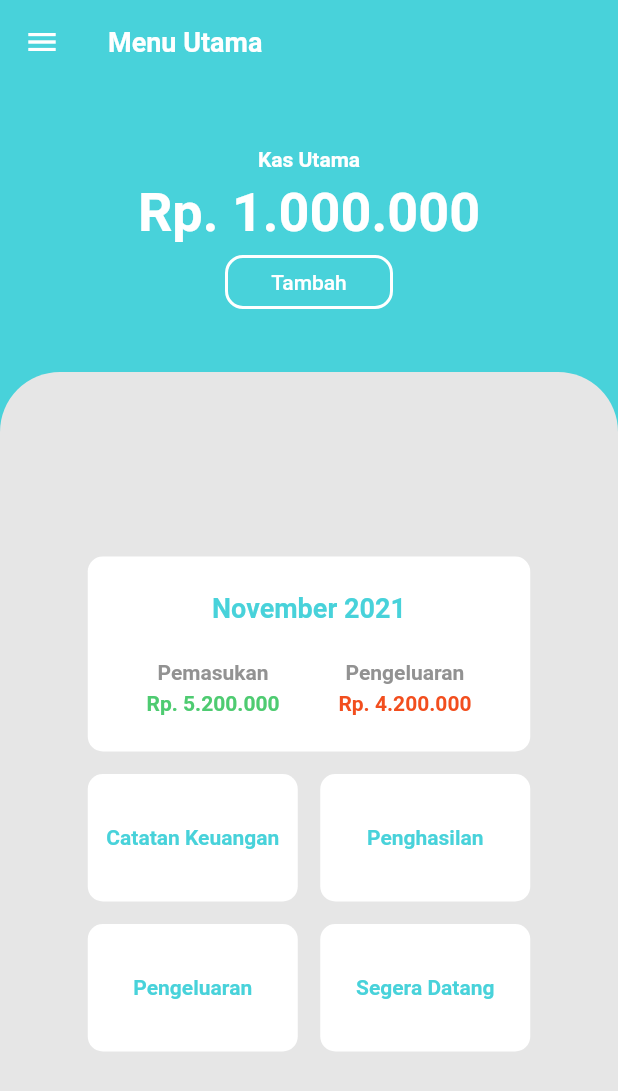
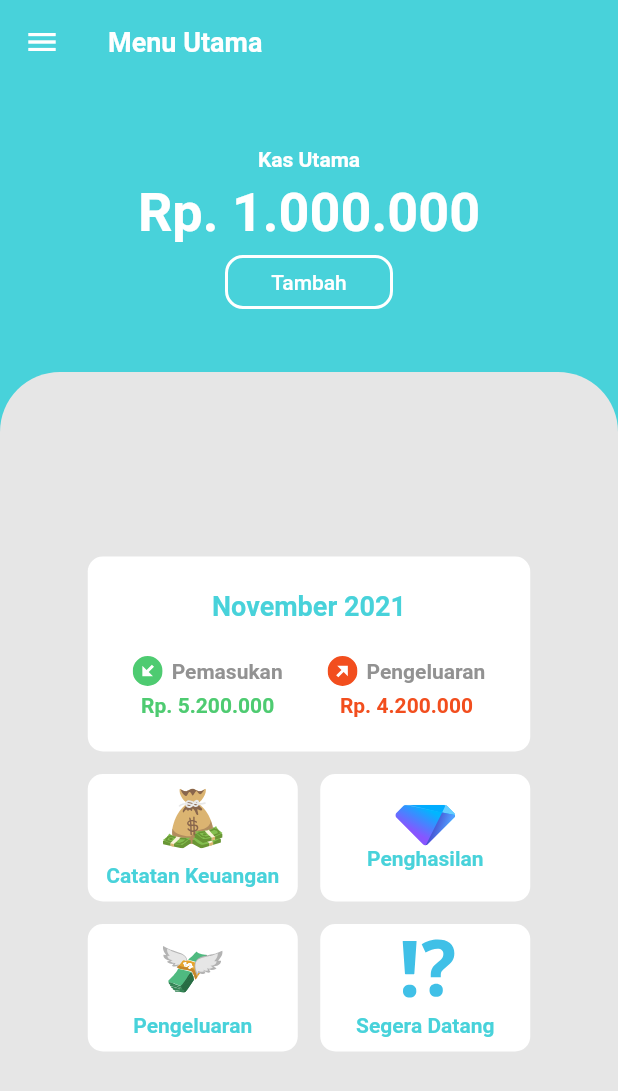
Before and after one commit to beeerlian/e-kas, a Flutter app: the HomePage screen opened by its route, on a phone screen of 412 x 824 dp. Shown: the top 1091 px of the screen. Run offline on Flutter 3.47's test engine with Material 2 defaults, Android fonts, the phone set to English and light mode, and no system bars; our stand-ins replace cached_network_image, dartz, equatable, flutter_spinkit, flutter_svg, hive and 1 more; missing offline and left inert: encrypt; accounts and stored records are empty.

Commit message:
Add assets to home page

```diff
--- a/lib/presentation/home/pages/home_page.dart
+++ b/lib/presentation/home/pages/home_page.dart
@@ -1,9 +1,11 @@
-// ignore_for_file: prefer_const_constructors, prefer_const_literals_to_create_immutables
+// ignore_for_file: prefer_const_constructors, prefer_const_literals_to_create_immutables, duplicate_ignore
 
 import 'dart:ui';
 
 import 'package:ekas/configs/colors.config.dart';
 import 'package:ekas/constants/dimens.constant.dart';
+import 'package:ekas/constants/divider.constant.dart';
+import 'package:ekas/presentation/component/svg/svg_ui.dart';
 import 'package:flutter/material.dart';
 import 'package:flutter/rendering.dart';
 
@@ -206,10 +208,12 @@ Widget _buildBody() {
                             children: [
                               Row(
                                 children: [
-                                  // Image.asset(
-                                  //   width: 20,
-                                  //   fit: BoxFit.fitWidth,
-                                  // ),
+                                  SvgUI(
+                                    'assets/svgs/pemasukan.svg',
+                                    width: 20,
+                                    height: 20,
+                                  ),
+                                  divideW6,
                                   Text(
                                     'Pemasukan',
                                     style: TextStyle(
@@ -233,12 +237,22 @@ Widget _buildBody() {
                           ),
                           Column(
                             children: [
+                              Row(
+                                children: [
+                                  SvgUI(
+                                    'assets/svgs/pengeluaran.svg',
+                                    width: 20,
+                                    height: 20,
+                                  ),
+                                  divideW6,
                                   Text(
                                     'Pengeluaran',
                                     style: TextStyle(
                                       fontWeight: FontWeight.bold,
                                       color: Color(0xff929292),
                                     ),
+                                  ),
+                                ],
                               ),
                               SizedBox(
                                 height: 5,
@@ -271,8 +285,9 @@ Widget _buildBody() {
                         color: Colors.white,
                       ),
                       child: Column(
-                        mainAxisAlignment: MainAxisAlignment.center,
+                        mainAxisAlignment: MainAxisAlignment.spaceEvenly,
                         children: [
+                          SvgUI('assets/svgs/emojione_money-bag.svg'),
                           Text(
                             'Catatan Keuangan',
                             style: TextStyle(
@@ -296,6 +311,7 @@ Widget _buildBody() {
                       child: Column(
                         mainAxisAlignment: MainAxisAlignment.center,
                         children: [
+                          SvgUI('assets/svgs/penghasilan.svg'),
                           Text(
                             'Penghasilan',
                             style: TextStyle(
@@ -322,8 +338,9 @@ Widget _buildBody() {
                         color: Colors.white,
                       ),
                       child: Column(
-                        mainAxisAlignment: MainAxisAlignment.center,
+                        mainAxisAlignment: MainAxisAlignment.spaceEvenly,
                         children: [
+                          SvgUI('assets/svgs/emojione-v1_money-with-wings.svg'),
                           Text(
                             'Pengeluaran',
                             style: TextStyle(
@@ -345,8 +362,10 @@ Widget _buildBody() {
                         color: Colors.white,
                       ),
                       child: Column(
-                        mainAxisAlignment: MainAxisAlignment.center,
+                        mainAxisAlignment: MainAxisAlignment.spaceEvenly,
                         children: [
+                          SvgUI(
+                              'assets/svgs/noto-v1_exclamation-question-mark.svg'),
                           Text(
                             'Segera Datang',
                             style: TextStyle(
```
Lines whose indentation alone changed are shown as unchanged.
